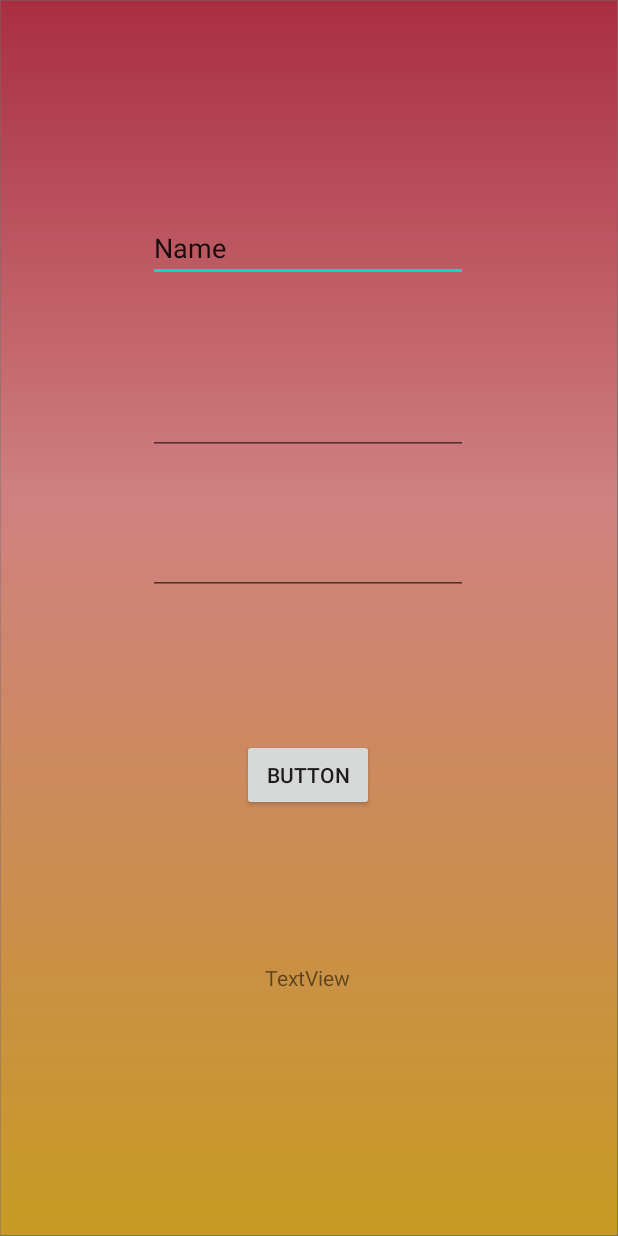
After one commit to BeefxWellington/CMSC355Project, an Android app: the RegisterActivity screen opened directly, with no data from a screen before it, on a phone screen of 412 x 824 dp. The commit adds this screen. Run offline under Robolectric (Android 15) with nearby library versions, the phone set to English and light mode, and no system bars.

Commit message:
Added activity and on click listener for a registration page to create account and function to check if fields have values.

```diff
--- a/app/src/main/AndroidManifest.xml
+++ b/app/src/main/AndroidManifest.xml
@@ -9,6 +9,7 @@
         android:roundIcon="@mipmap/ic_launcher_round"
         android:supportsRtl="true"
         android:theme="@style/AppTheme">
+        <activity android:name=".RegisterActivity"></activity>
         <activity android:name=".MainActivity">
             <intent-filter>
                 <action android:name="android.intent.action.MAIN" />
--- a/app/src/main/java/com/example/my2cents/MainActivity.java
+++ b/app/src/main/java/com/example/my2cents/MainActivity.java
@@ -6,13 +6,21 @@ import android.content.Intent;
 import android.os.Bundle;
 import android.view.View;
 import android.widget.Button;
+import android.widget.EditText;
+import android.widget.TextView;
 
 public class MainActivity extends AppCompatActivity {
-
+    EditText User;
+    EditText Pass;
+    TextView Register;
     @Override
     protected void onCreate(Bundle savedInstanceState) {
         super.onCreate(savedInstanceState);
         setContentView(R.layout.activity_main);
+        User = (EditText)findViewById(R.id.userEditText);
+        Pass = (EditText)findViewById(R.id.pwEditText);
+
+        Register = (TextView)findViewById(R.id.fpwTextView);
 
         Button loginBtn = (Button) findViewById(R.id.loginBtn);
 
@@ -23,5 +31,17 @@ public class MainActivity extends AppCompatActivity {
                 startActivity(intent);
             }
         });
+
+        Register.setOnClickListener(new View.OnClickListener() {
+            @Override
+            public void onClick(View view) {
+                startActivity(new Intent(MainActivity.this, RegisterActivity.class));
+            }
+        });
+
+
+
+
+
     }
 }
--- /dev/null
+++ b/app/src/main/java/com/example/my2cents/RegisterActivity.java
@@ -0,0 +1,56 @@
+package com.example.my2cents;
+
+import androidx.appcompat.app.AppCompatActivity;
+
+import android.os.Bundle;
+import android.widget.Button;
+import android.widget.EditText;
+import android.widget.TextView;
+import android.widget.Toast;
+
+public class RegisterActivity extends AppCompatActivity {
+
+    private EditText createUsername;
+    private EditText createPassword;
+    private EditText createEmail;
+    private Button confirm;
+    private TextView goBack;
+
+    // add firebase here and imports on top
+
+    @Override
+    protected void onCreate(Bundle savedInstanceState) {
+        super.onCreate(savedInstanceState);
+        setContentView(R.layout.activity_register);
+
+        setupIds();
+
+        }
+
+    private void setupIds() {
+        createUsername = (EditText) findViewById(R.id.etName);
+        createPassword = (EditText) findViewById(R.id.etPassword);
+        createEmail = (EditText) findViewById(R.id.etEmail);
+        confirm = (Button) findViewById(R.id.btnRegister);
+        goBack = (TextView) findViewById(R.id.tvGoback);
+    }
+    private Boolean checkboxes(){
+        Boolean emptyBox = false;
+
+        String nameBox = createUsername.getText().toString();
+        String passBox  = createPassword.getText().toString();
+        String emailBox = createEmail.getText().toString();
+
+
+        if (nameBox.isEmpty() && passBox.isEmpty() && emailBox.isEmpty()) {
+            Toast.makeText(this, "Please enter your information", Toast.LENGTH_SHORT).show();
+
+
+        }
+        else {
+            emptyBox = true;
+
+        }
+        return emptyBox;
+    }
+}
--- /dev/null
+++ b/app/src/main/res/layout/activity_register.xml
@@ -0,0 +1,76 @@
+<?xml version="1.0" encoding="utf-8"?>
+<androidx.constraintlayout.widget.ConstraintLayout xmlns:android="http://schemas.android.com/apk/res/android"
+    xmlns:app="http://schemas.android.com/apk/res-auto"
+    xmlns:tools="http://schemas.android.com/tools"
+    android:layout_width="match_parent"
+    android:layout_height="match_parent"
+    android:background="@drawable/background"
+    tools:context=".RegisterActivity">
+
+    <EditText
+        android:id="@+id/etName"
+        android:layout_width="wrap_content"
+        android:layout_height="wrap_content"
+        android:ems="10"
+        android:inputType="textPersonName"
+        android:text="Name"
+        app:layout_constraintBottom_toBottomOf="parent"
+        app:layout_constraintEnd_toEndOf="parent"
+        app:layout_constraintHorizontal_bias="0.497"
+        app:layout_constraintStart_toStartOf="parent"
+        app:layout_constraintTop_toTopOf="parent"
+        app:layout_constraintVertical_bias="0.183" />
+
+    <EditText
+        android:id="@+id/etPassword"
+        android:layout_width="wrap_content"
+        android:layout_height="wrap_content"
+        android:ems="10"
+        android:inputType="textPassword"
+        app:layout_constraintBottom_toBottomOf="parent"
+        app:layout_constraintEnd_toEndOf="parent"
+        app:layout_constraintHorizontal_bias="0.497"
+        app:layout_constraintStart_toStartOf="parent"
+        app:layout_constraintTop_toBottomOf="@+id/etName"
+        app:layout_constraintVertical_bias="0.118" />
+
+    <EditText
+        android:id="@+id/etEmail"
+        android:layout_width="wrap_content"
+        android:layout_height="wrap_content"
+        android:layout_marginTop="48dp"
+        android:ems="10"
+        android:inputType="textEmailAddress"
+        app:layout_constraintBottom_toBottomOf="parent"
+        app:layout_constraintEnd_toEndOf="parent"
+        app:layout_constraintHorizontal_bias="0.497"
+        app:layout_constraintStart_toStartOf="parent"
+        app:layout_constraintTop_toBottomOf="@+id/etPassword"
+        app:layout_constraintVertical_bias="0.0" />
+
+    <Button
+        android:id="@+id/btnRegister"
+        android:layout_width="wrap_content"
+        android:layout_height="wrap_content"
+        android:layout_marginTop="96dp"
+        android:text="Button"
+        app:layout_constraintBottom_toBottomOf="parent"
+        app:layout_constraintEnd_toEndOf="parent"
+        app:layout_constraintHorizontal_bias="0.498"
+        app:layout_constraintStart_toStartOf="parent"
+        app:layout_constraintTop_toBottomOf="@+id/etEmail"
+        app:layout_constraintVertical_bias="0.0" />
+
+    <TextView
+        android:id="@+id/tvGoback"
+        android:layout_width="wrap_content"
+        android:layout_height="wrap_content"
+        android:layout_marginTop="101dp"
+        android:text="TextView"
+        app:layout_constraintBottom_toBottomOf="parent"
+        app:layout_constraintEnd_toEndOf="parent"
+        app:layout_constraintHorizontal_bias="0.498"
+        app:layout_constraintStart_toStartOf="parent"
+        app:layout_constraintTop_toBottomOf="@+id/btnRegister"
+        app:layout_constraintVertical_bias="0.0" />
+</androidx.constraintlayout.widget.ConstraintLayout>
--- a/app/src/main/res/layout/activity_second.xml
+++ b/app/src/main/res/layout/activity_second.xml
@@ -4,6 +4,7 @@
     xmlns:tools="http://schemas.android.com/tools"
     android:layout_width="match_parent"
     android:layout_height="match_parent"
+    android:background="@drawable/background"
     tools:context=".SecondActivity">
 
 </androidx.constraintlayout.widget.ConstraintLayout>
```
